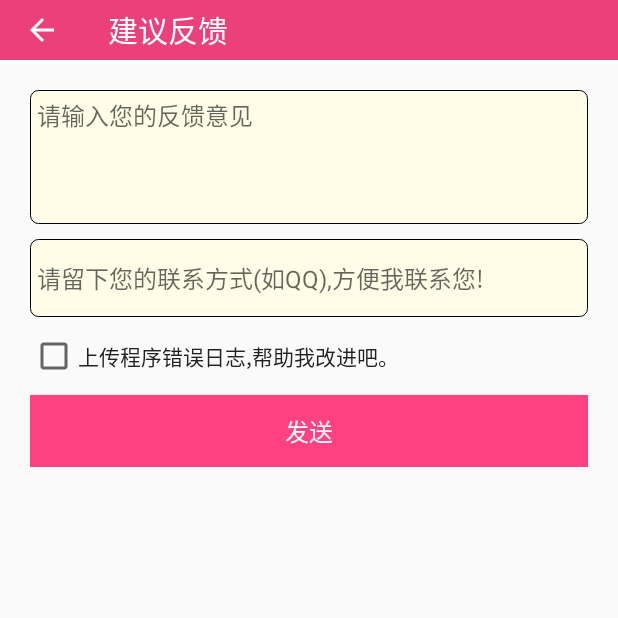
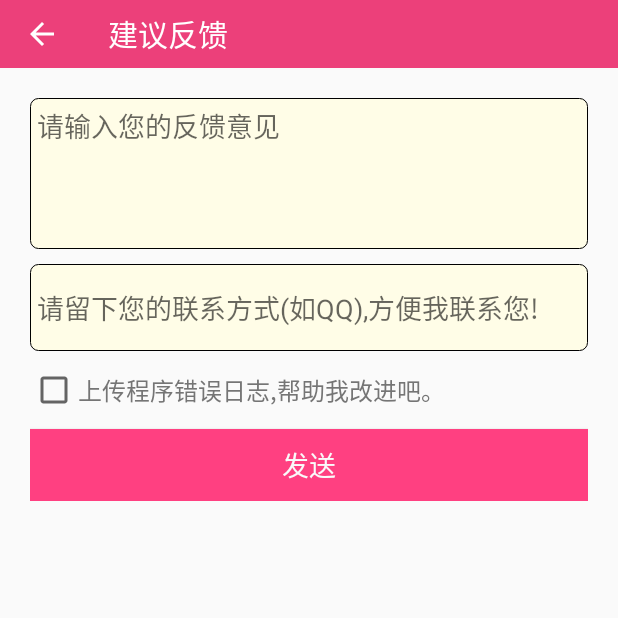
Before and after one commit to helengray/DayJoke, an Android app: the FeedBackActivity screen opened directly, with no data from a screen before it, on a phone screen of 412 x 824 dp, the top half of it. Run offline under Robolectric (Android 15) with nearby library versions, the phone set to English and light mode, and no system bars; libraries missing offline, so code that uses them is left out: com.facebook.common, retrofit2.adapter.rxjava, rx.android.schedulers, rx.functions, rx.schedulers; plain views replace RippleView; 1 statement that could not run was skipped.

Commit message:
修改样式

```diff
--- a/app/src/main/AndroidManifest.xml
+++ b/app/src/main/AndroidManifest.xml
@@ -16,7 +16,7 @@
         android:icon="@mipmap/ic_launcher"
         android:label="@string/app_name"
         android:supportsRtl="true"
-        android:theme="@style/AppTheme">
+        android:theme="@style/AppTheme.NoActionBar">
 
         <activity
             android:name=".ui.activity.MainActivity"
--- a/app/src/main/java/com/helen/dayjoke/api/APIService.java
+++ b/app/src/main/java/com/helen/dayjoke/api/APIService.java
@@ -38,8 +38,8 @@ public interface APIService {
     @POST("https://api.bmob.cn/2/files/{fileName}")
     Observable<FileBodyEn> postFileUpload(@Path("fileName") String fileName, @Body RequestBody file);
 
-    @POST("https://api.bmob.cn/1/classes/{tableName}")
-    Observable<BaseEn> postFeedback(@Path("tableName") String simpleClassName, @Body RequestBody feedBack);
+    @POST("https://api.bmob.cn/1/classes/FeedBack")
+    Observable<BaseEn> postFeedback(@Body RequestBody feedBack);
 
     @GET("https://api.bmob.cn/1/classes/VersionInfo")
     Observable<VersionInfoResponseEn> getVersionInfo(@Query("limit") int limit, @Query("order") String bql);
--- a/app/src/main/java/com/helen/dayjoke/ui/activity/AboutActivity.java
+++ b/app/src/main/java/com/helen/dayjoke/ui/activity/AboutActivity.java
@@ -164,7 +164,11 @@ public class AboutActivity extends TitlebarActivity implements View.OnClickListe
                 OpenSourceActivity.launcher(this);
                 break;
             case R.id.layout_share:
-                shareIntent(this,getString(R.string.app_name),getString(R.string.share_tip)+mVersionInfo.getApkFile().getUrl());
+                String message = getString(R.string.share_tip);
+                if(mVersionInfo != null){
+                    message += mVersionInfo.getApkFile().getUrl();
+                }
+                shareIntent(this,getString(R.string.app_name),message);
                 break;
         }
     }
--- a/app/src/main/java/com/helen/dayjoke/ui/activity/FeedBackActivity.java
+++ b/app/src/main/java/com/helen/dayjoke/ui/activity/FeedBackActivity.java
@@ -150,7 +150,7 @@ public class FeedBackActivity extends TitlebarActivity implements View.OnClickLi
      */
     private Observable<BaseEn> doPostFeedback(FeedBack feedBack){
         RequestBody feedbackBody = RequestBody.create(Constant.JSON, feedBack.toString());
-        return mAPIService.postFeedback(FeedBack.class.getSimpleName(),feedbackBody);
+        return mAPIService.postFeedback(feedbackBody);
     }
 
     @Override
--- a/app/src/main/java/com/helen/dayjoke/ui/activity/MainActivity.java
+++ b/app/src/main/java/com/helen/dayjoke/ui/activity/MainActivity.java
@@ -81,8 +81,6 @@ public class MainActivity extends BaseActivity implements NavigationView.OnNavig
         viewPager.setAdapter(pagerAdapter);
         TabLayout tabLayout = (TabLayout) findViewById(R.id.tab_layout);
         tabLayout.setupWithViewPager(viewPager);
-        tabLayout.setTabMode(TabLayout.MODE_FIXED);
-        tabLayout.setTabGravity(TabLayout.GRAVITY_FILL);
     }
 
     /**
--- a/app/src/main/res/drawable/border.xml
+++ b/app/src/main/res/drawable/border.xml
@@ -1,7 +1,7 @@
 <?xml version="1.0" encoding="utf-8"?>
 <shape xmlns:android="http://schemas.android.com/apk/res/android" android:shape="rectangle">
     <corners android:radius="5dp"/>
-    <solid android:color="@color/Grey_100"/>
+    <solid android:color="@color/Grey_50"/>
     <stroke android:width="0.5dp"/>
     <gradient android:startColor="@color/Amber_50" android:centerColor="@color/Amber_50" android:endColor="@color/Amber_50"/>
     <padding android:bottom="5dp" android:left="5dp" android:right="5dp" android:top="5dp"/>
--- a/app/src/main/res/layout/activity_about.xml
+++ b/app/src/main/res/layout/activity_about.xml
@@ -62,7 +62,7 @@
                 android:layout_marginTop="10dp"
                 android:background="@drawable/press_selector"
                 android:gravity="center_vertical"
-                android:minHeight="45dp"
+                android:minHeight="@dimen/min_height"
                 android:orientation="horizontal"
                 android:paddingLeft="15dp"
                 android:paddingRight="15dp">
@@ -104,7 +104,7 @@
                 android:layout_height="wrap_content"
                 android:background="@drawable/press_selector"
                 android:gravity="center_vertical"
-                android:minHeight="45dp"
+                android:minHeight="@dimen/min_height"
                 android:orientation="horizontal"
                 android:paddingLeft="15dp"
                 android:paddingRight="15dp">
@@ -135,7 +135,7 @@
                 android:layout_height="wrap_content"
                 android:background="@drawable/press_selector"
                 android:gravity="center_vertical"
-                android:minHeight="45dp"
+                android:minHeight="@dimen/min_height"
                 android:orientation="horizontal"
                 android:paddingLeft="15dp"
                 android:paddingRight="15dp">
--- a/app/src/main/res/layout/activity_feedback.xml
+++ b/app/src/main/res/layout/activity_feedback.xml
@@ -1,7 +1,6 @@
 <?xml version="1.0" encoding="utf-8"?>
 <LinearLayout
     xmlns:android="http://schemas.android.com/apk/res/android"
-    xmlns:app="http://schemas.android.com/apk/res-auto"
     android:orientation="vertical"
     android:padding="20dp"
     android:layout_width="match_parent"
--- a/app/src/main/res/layout/activity_joke_text_detail.xml
+++ b/app/src/main/res/layout/activity_joke_text_detail.xml
@@ -23,6 +23,8 @@
                 style="@style/TitleStyle"
                 android:layout_width="match_parent"
                 android:layout_height="wrap_content"
+                android:minHeight="45dp"
+                android:gravity="center_vertical"
                 android:layout_marginBottom="5dp"
                 android:layout_marginTop="5dp"
                 android:paddingLeft="3dp"
@@ -41,7 +43,7 @@
                 android:layout_marginLeft="10dp"
                 android:layout_marginRight="10dp"
                 android:layout_marginTop="8dp"
-                android:lineSpacingExtra="5dp"/>
+                android:lineSpacingExtra="8dp"/>
 
             <TextView
                 android:id="@+id/tv_time"
--- a/app/src/main/res/layout/activity_main.xml
+++ b/app/src/main/res/layout/activity_main.xml
@@ -21,6 +21,7 @@
         android:scrollbars="none"
         android:scrollbarThumbVertical="@null"
         android:background="@drawable/bg_navigation"
+        app:itemTextAppearance="@style/TitleStyle"
         app:headerLayout="@layout/nav_header_main"
         app:menu="@menu/activity_main_drawer" />
 
--- a/app/src/main/res/layout/activity_setting.xml
+++ b/app/src/main/res/layout/activity_setting.xml
@@ -10,7 +10,7 @@
         android:layout_width="match_parent"
         android:layout_height="wrap_content"
         android:gravity="center_vertical"
-        android:minHeight="40dp"
+        android:minHeight="@dimen/min_height"
         android:background="@android:color/white"
         android:layout_marginTop="15dp"
         android:orientation="horizontal"
@@ -47,7 +47,7 @@
         android:layout_height="wrap_content"
         android:background="@drawable/press_selector"
         android:gravity="center_vertical"
-        android:minHeight="40dp"
+        android:minHeight="@dimen/min_height"
         android:paddingLeft="15dp"
         android:paddingRight="15dp"
         android:text="@string/clear_cache"
--- a/app/src/main/res/layout/app_bar_main.xml
+++ b/app/src/main/res/layout/app_bar_main.xml
@@ -27,7 +27,7 @@
             android:id="@+id/tab_layout"
             android:layout_width="match_parent"
             android:layout_height="?attr/actionBarSize"
-            app:tabGravity="center"
+            app:tabGravity="fill"
             app:tabIndicatorColor="@android:color/white"
             app:tabIndicatorHeight="1dp"
             app:tabMode="fixed"
--- a/app/src/main/res/values-v21/styles.xml
+++ b/app/src/main/res/values-v21/styles.xml
@@ -1,9 +1,11 @@
 <resources>
+
 
     <style name="AppTheme.NoActionBar">
         <item name="windowActionBar">false</item>
         <item name="windowNoTitle">true</item>
         <item name="android:windowDrawsSystemBarBackgrounds">true</item>
-        <item name="android:statusBarColor">@android:color/transparent</item>
+        <item name="android:statusBarColor">@color/colorAccent</item>
     </style>
+
 </resources>
--- a/app/src/main/res/values/dimens.xml
+++ b/app/src/main/res/values/dimens.xml
@@ -17,12 +17,16 @@
     <dimen name="font_12">12sp</dimen>
     <dimen name="font_14">14sp</dimen>
     <dimen name="font_16">16sp</dimen>
+    <dimen name="font_18">18sp</dimen>
     <dimen name="font_20">20sp</dimen>
+    <dimen name="font_22">22sp</dimen>
 
     <dimen name="action_button_height">32dp</dimen>
     <dimen name="action_button_text_size">14sp</dimen>
     <dimen name="action_button_min_width">56dp</dimen>
     <dimen name="action_button_padding_horizontal">4dp</dimen>
 
-    <dimen name="actionBarSize">40dp</dimen>
+    <dimen name="actionBarSize">45dp</dimen>
+
+    <dimen name="min_height">45dp</dimen>
 </resources>
--- a/app/src/main/res/values/styles.xml
+++ b/app/src/main/res/values/styles.xml
@@ -22,35 +22,40 @@
     <style name="AppTheme.PopupOverlay" parent="ThemeOverlay.AppCompat.Light" />
 
     <!--大标题样式-->
-    <style name="TitleStyle">
-        <item name="android:textColor">@color/Grey_1000</item>
-        <item name="android:textSize">@dimen/font_16</item>
+    <style name="TitleStyle" parent="TextAppearance.AppCompat.Body1">
+        <item name="android:textColor">@color/Grey_900</item>
+        <item name="android:textSize">@dimen/font_18</item>
     </style>
 
     <!--小标题样式(内容)-->
     <style name="SubheadStyle">
-        <item name="android:textColor">@color/Grey_900</item>
-        <item name="android:textSize">@dimen/font_14</item>
+        <item name="android:textColor">@color/Grey_600</item>
+        <item name="android:textSize">@dimen/font_16</item>
     </style>
     <!--说明文字样式-->
     <style name="CaptionStyle">
-        <item name="android:textColor">@color/Grey_500</item>
-        <item name="android:textSize">@dimen/font_12</item>
+        <item name="android:textColor">@color/Grey_400</item>
+        <item name="android:textSize">@dimen/font_14</item>
     </style>
 
     <style name="TitleStyle.Light">
         <item name="android:textColor">@color/Grey_50</item>
     </style>
 
+    <style name="SubheadStyle.Light">
+        <item name="android:textColor">@color/Grey_50</item>
+    </style>
+
     <style name="CaptionStyle.Light">
         <item name="android:textColor">@color/Grey_50</item>
-        <item name="android:textSize">@dimen/font_12</item>
     </style>
 
     <style name="gallery_dialog">
         <item name="android:windowBackground">@color/Grey_1000</item>
         <item name="android:windowIsTranslucent">false</item>
         <item name="android:windowAnimationStyle">@style/dialogWindowAnim</item>
+        <item name="android:windowNoTitle">true</item>
+        <item name="android:windowFullscreen">true</item>
     </style>
     <style name="dialogWindowAnim" parent="android:Animation">
         <item name="android:windowEnterAnimation">@anim/fade_in</item>
```
Also changed, not shown: app/build.gradle (+17 -0 lines), app/src/main/java/com/helen/dayjoke/ui/view/GalleryDialog.java (+7 -7 lines).
